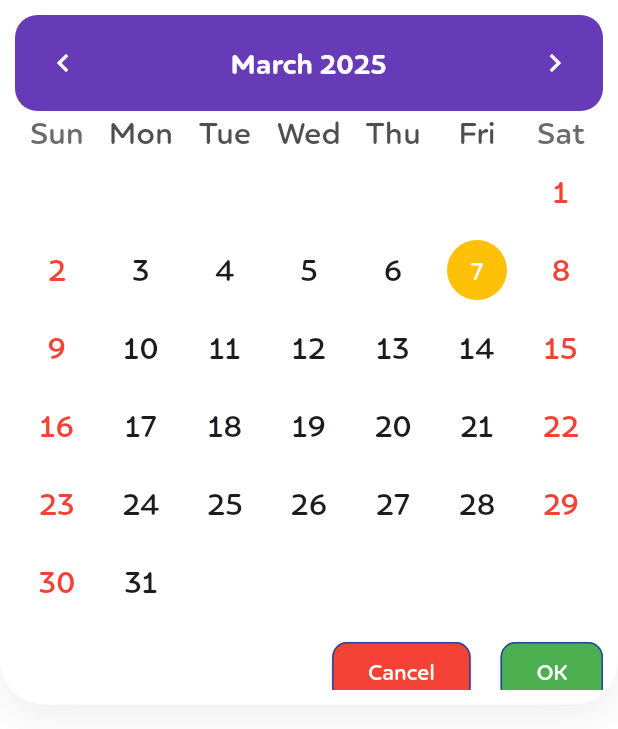
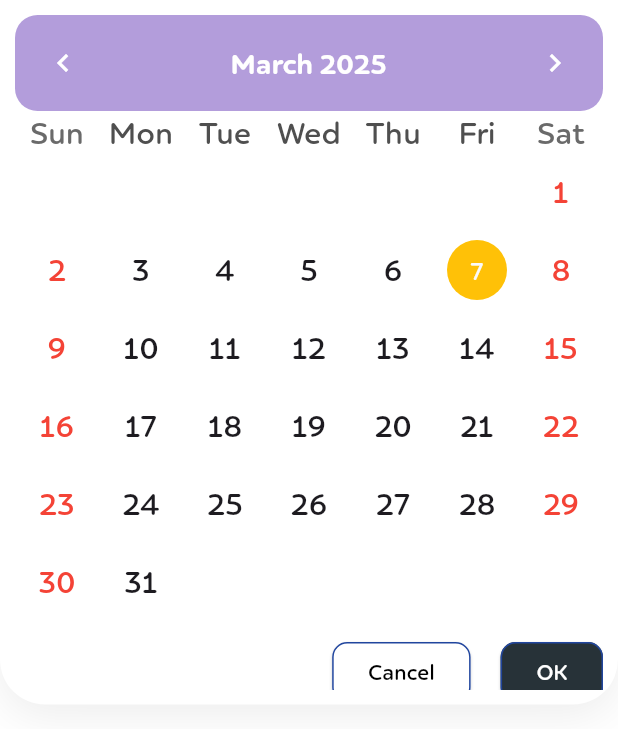
Before and after one commit to MTS-Services/Task-Management, a Flutter app: the screen it shows after launch, after a tap on the "calendar today" icon, on a phone screen of 412 x 824 dp. Shown: the top 729 px of the screen. Run offline on Flutter 3.47's test engine with Material 3 defaults, Android fonts, the phone set to English and light mode, and no system bars; drawn by our look-alikes of table_calendar; our stand-ins replace flutter_otp_text_field, get, lottie.

Commit message:
remove error

```diff
--- a/lib/presentation/pages/screen/home/widgets/calendar_pop_up.dart
+++ b/lib/presentation/pages/screen/home/widgets/calendar_pop_up.dart
@@ -1,5 +1,6 @@
 import 'package:flutter/material.dart';
 import 'package:get/get.dart';
+import 'package:maktrack/domain/entities/color.dart';
 import 'package:maktrack/presentation/state_managment/home.dart';
 
 import 'custom_calendar.dart';
@@ -42,13 +43,13 @@ class CalendarPopup extends StatelessWidget {
               children: [
                 ElevatedButton(
                   onPressed: controller.onCancel,
-                  style: ElevatedButton.styleFrom(backgroundColor: Colors.red),
-                  child: const Text("Cancel", style: TextStyle(color: Colors.white)),
+                  style: ElevatedButton.styleFrom(backgroundColor: Colors.white),
+                  child: const Text("Cancel", style: TextStyle(color: Colors.black)),
                 ),
                 SizedBox(width: 20),
                 ElevatedButton(
                   onPressed: controller.onConfirm,
-                  style: ElevatedButton.styleFrom(backgroundColor: Colors.green),
+                  style: ElevatedButton.styleFrom(backgroundColor: RColors.blackButtonColor1),
                   child: const Text("OK", style: TextStyle(color: Colors.white)),
                 ),
               ],
--- a/lib/presentation/pages/screen/home/widgets/custom_calendar.dart
+++ b/lib/presentation/pages/screen/home/widgets/custom_calendar.dart
@@ -1,5 +1,4 @@
 import 'package:flutter/material.dart';
-import 'package:get/get.dart';
 import 'package:maktrack/presentation/state_managment/home.dart';
 import 'package:table_calendar/table_calendar.dart';
 
@@ -38,7 +37,7 @@ class CustomCalendarWidget extends StatelessWidget {
         rightChevronIcon: Icon(Icons.chevron_right, color: Colors.white),
         titleTextStyle: TextStyle(fontSize: 18, fontWeight: FontWeight.bold, color: Colors.white),
         decoration: BoxDecoration(
-          color: Colors.deepPurple,
+          color: Colors.deepPurple[200],
           borderRadius: BorderRadius.circular(15),
         ),
       ),
```
